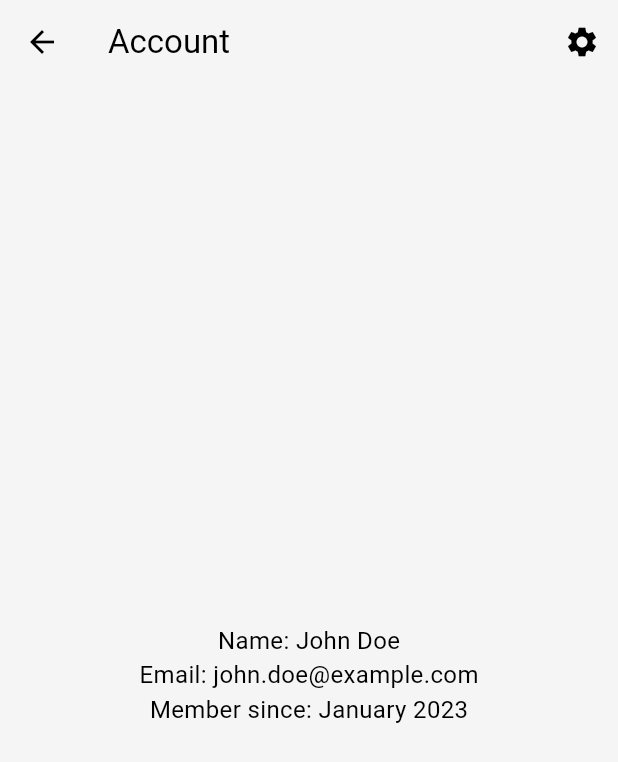
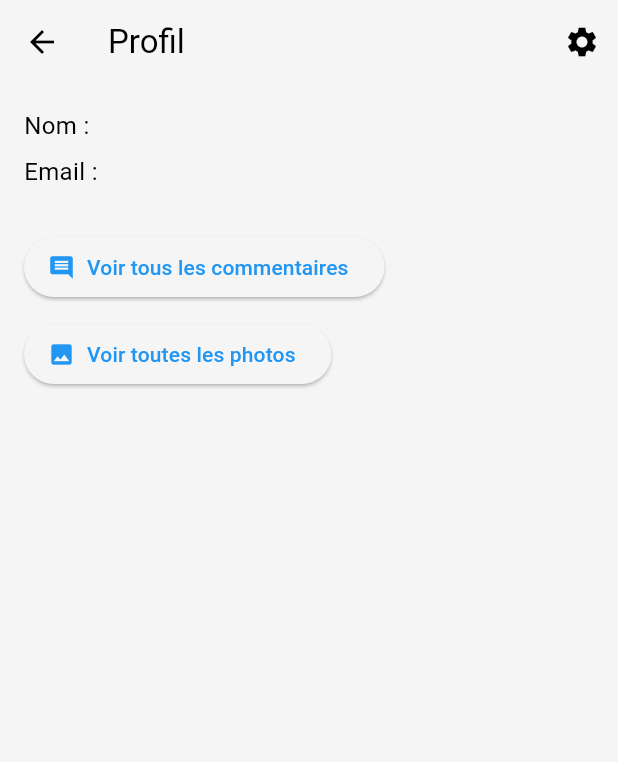
Before and after one commit to JeanMarcJorite/iuto_mobile, a Flutter app: the AccountPage screen opened directly, on a phone screen of 412 x 824 dp. Shown: the top 762 px of the screen. Run offline on Flutter 3.47's test engine with Material 3 defaults, Android fonts, the phone set to English and light mode, and no system bars; our stand-ins replace flutter_map, geolocator, go_router, image_picker, latlong2, shared_preferences and 1 more; missing offline and left inert: bcrypt; accounts and stored records are empty.

Commit message:
tentative mettre vraies données dans account

```diff
--- a/lib/pages/account_page.dart
+++ b/lib/pages/account_page.dart
@@ -1,14 +1,35 @@
 import 'package:flutter/material.dart';
 import 'package:go_router/go_router.dart';
+import 'package:provider/provider.dart';
+import 'package:iuto_mobile/providers/user_provider.dart';
 
 class AccountPage extends StatelessWidget {
   const AccountPage({Key? key}) : super(key: key);
 
   @override
   Widget build(BuildContext context) {
+    final userProvider = Provider.of<UserProvider>(context, listen: false);
+
+    return FutureBuilder(
+      future: userProvider.fetchUser(),
+      builder: (context, snapshot) {
+        if (snapshot.connectionState == ConnectionState.waiting) {
+          return const Scaffold(
+            body: Center(child: CircularProgressIndicator()),
+          );
+        }
+
+        if (snapshot.hasError) {
+          return Scaffold(
+            body: Center(child: Text('Erreur : ${snapshot.error}')),
+          );
+        }
+
+        final user = userProvider.user;
+
         return Scaffold(
           appBar: AppBar(
-        title: const Text('Account'),
+            title: const Text('Profil'),
             actions: [
               IconButton(
                 icon: const Icon(Icons.settings),
@@ -18,26 +39,45 @@ class AccountPage extends StatelessWidget {
               ),
             ],
           ),
-      body: const Center(
+          body: Padding(
+            padding: const EdgeInsets.all(16.0),
             child: Column(
-          mainAxisAlignment: MainAxisAlignment.center,
+              mainAxisAlignment: MainAxisAlignment.start,
+              crossAxisAlignment: CrossAxisAlignment.start,
               children: [
-            SizedBox(height: 20),
                 Text(
-              'Name: John Doe',
-              style: TextStyle(fontSize: 16),
+                  'Nom : ${user['nom']} ${user['prenom']}',
+                  style: const TextStyle(fontSize: 16),
                 ),
+                const SizedBox(height: 8),
                 Text(
-              'Email: john.doe@example.com',
-              style: TextStyle(fontSize: 16),
+                  'Email : ${user['email']}',
+                  style: const TextStyle(fontSize: 16),
                 ),
-            Text(
-              'Member since: January 2023',
-              style: TextStyle(fontSize: 16),
+                const SizedBox(height: 8),
+
+
+                const SizedBox(height: 20),
+                ElevatedButton.icon(
+                  onPressed: () {
+                    context.push('/user/comments');
+                  },
+                  icon: const Icon(Icons.comment),
+                  label: const Text('Voir tous les commentaires'),
+                ),
+                const SizedBox(height: 10),
+                ElevatedButton.icon(
+                  onPressed: () {
+                    context.push('/user/photos');
+                  },
+                  icon: const Icon(Icons.photo),
+                  label: const Text('Voir toutes les photos'),
                 ),
               ],
             ),
           ),
         );
+      },
+    );
   }
 }
```
Also changed, not shown: pubspec.lock. Lines whose indentation alone changed are shown as unchanged.
